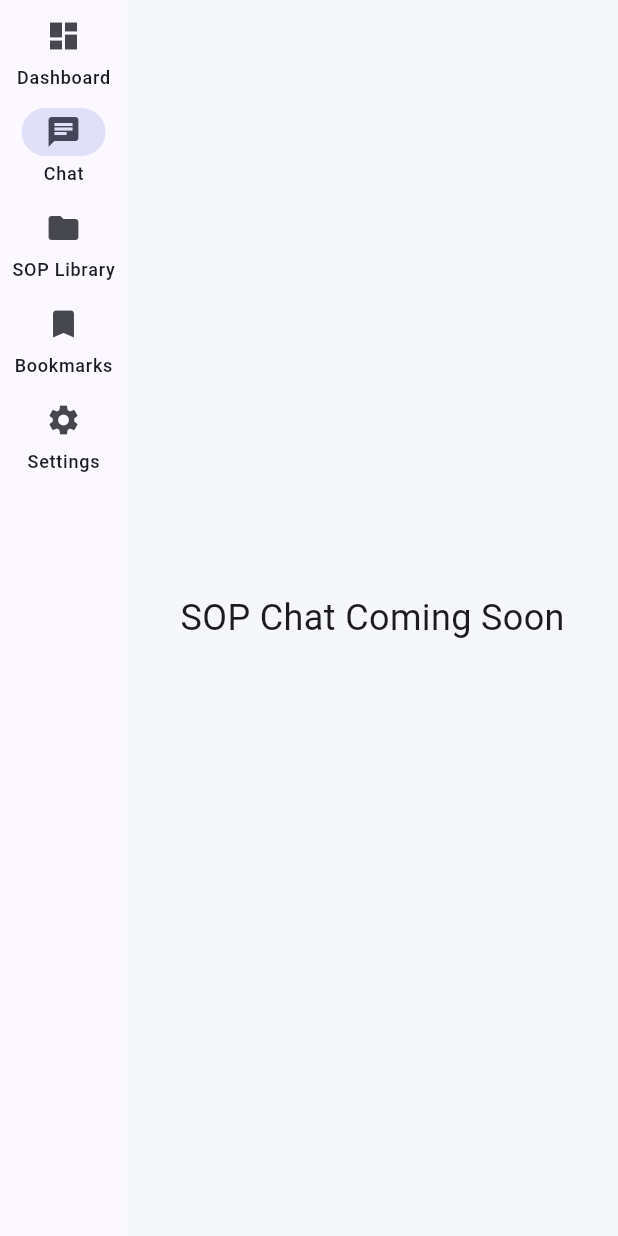
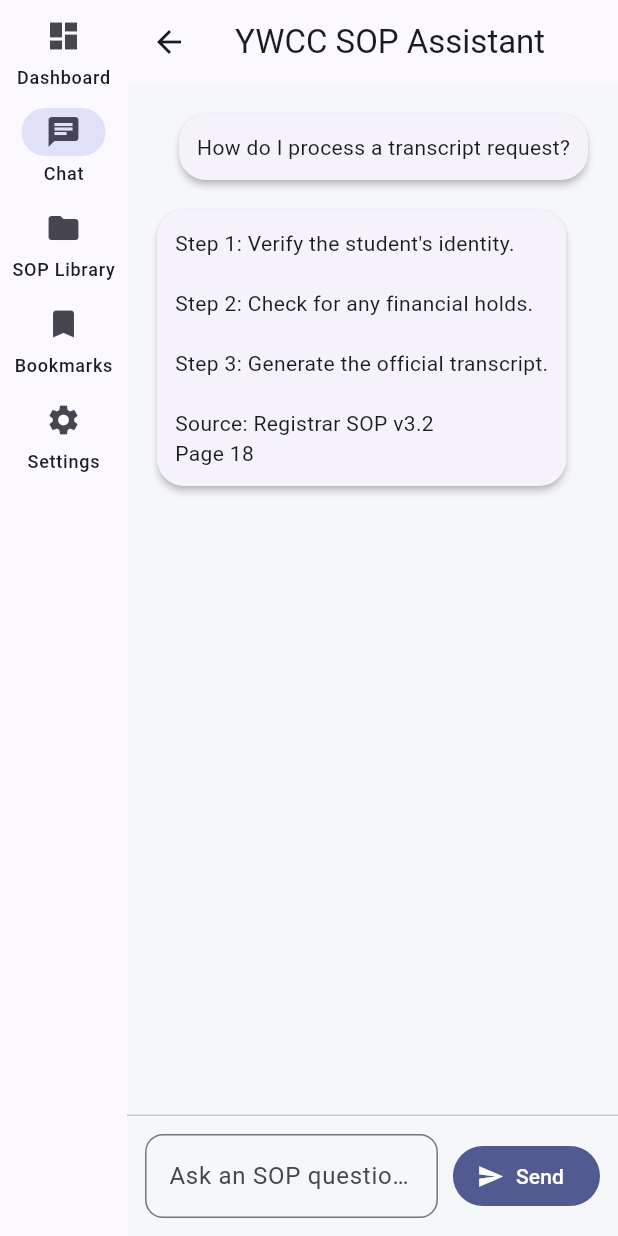
Before and after one commit to backslashn69/college-sop-assistant, a Flutter app: the AppNavigation screen opened directly, after a tap on "Chat", on a phone screen of 412 x 824 dp. Run offline on Flutter 3.47's test engine with Material 3 defaults, Android fonts, the phone set to English and light mode, and no system bars.

Commit message:
Added chat message model

```diff
--- a/lib/core/navigation/app_navigation.dart
+++ b/lib/core/navigation/app_navigation.dart
@@ -1,6 +1,6 @@
 import 'package:flutter/material.dart';
 import 'package:college_sop_assistant/features/dashboard/screens/dashboard_screen.dart';
-
+import 'package:college_sop_assistant/features/chat/screens/chat_screen.dart';
 
 class AppNavigation extends StatefulWidget {
   const AppNavigation({super.key});
@@ -19,12 +19,8 @@ class _AppNavigationState extends State<AppNavigation> {
 
     const DashboardScreen(),
 
-    const Center(
-      child: Text(
-        "SOP Chat Coming Soon",
-        style: TextStyle(fontSize: 24),
-      ),
-    ),
+    const ChatScreen(),
+
 
     const Center(
       child: Text(
--- /dev/null
+++ b/lib/features/chat/models/chat_message.dart
@@ -0,0 +1,11 @@
+class ChatMessage {
+  final String text;
+  final bool isUser;
+  final String? source;
+
+  ChatMessage({
+    required this.text,
+    required this.isUser,
+    this.source,
+  });
+}
--- /dev/null
+++ b/lib/features/chat/screens/chat_screen.dart
@@ -0,0 +1,79 @@
+import 'package:flutter/material.dart';
+
+class ChatScreen extends StatelessWidget {
+  const ChatScreen({super.key});
+
+  @override
+  Widget build(BuildContext context) {
+    return Scaffold(
+      appBar: AppBar(
+        title: const Text("YWCC SOP Assistant"),
+      ),
+      body: Column(
+        children: [
+          Expanded(
+            child: ListView(
+              padding: const EdgeInsets.all(16),
+              children: const [
+                Align(
+                  alignment: Alignment.centerRight,
+                  child: Card(
+                    child: Padding(
+                      padding: EdgeInsets.all(12),
+                      child: Text(
+                        "How do I process a transcript request?",
+                      ),
+                    ),
+                  ),
+                ),
+                SizedBox(height: 12),
+                Align(
+                  alignment: Alignment.centerLeft,
+                  child: Card(
+                    child: Padding(
+                      padding: EdgeInsets.all(12),
+                      child: Text(
+                        "Step 1: Verify the student's identity.\n\n"
+                        "Step 2: Check for any financial holds.\n\n"
+                        "Step 3: Generate the official transcript.\n\n"
+                        "Source: Registrar SOP v3.2\nPage 18",
+                      ),
+                    ),
+                  ),
+                ),
+              ],
+            ),
+          ),
+
+          const Divider(height: 1),
+
+          Padding(
+            padding: const EdgeInsets.all(12),
+            child: Row(
+              children: [
+                Expanded(
+                  child: TextField(
+                    decoration: InputDecoration(
+                      hintText: "Ask an SOP question...",
+                      border: OutlineInputBorder(
+                        borderRadius: BorderRadius.circular(12),
+                      ),
+                    ),
+                  ),
+                ),
+
+                const SizedBox(width: 10),
+
+                FilledButton.icon(
+                  onPressed: () {},
+                  icon: const Icon(Icons.send),
+                  label: const Text("Send"),
+                ),
+              ],
+            ),
+          ),
+        ],
+      ),
+    );
+  }
+}
```
Also changed, not shown: lib/features/chat/widgets/chat_bubble.dart (added), lib/features/chat/widgets/chat_input.dart (added).
